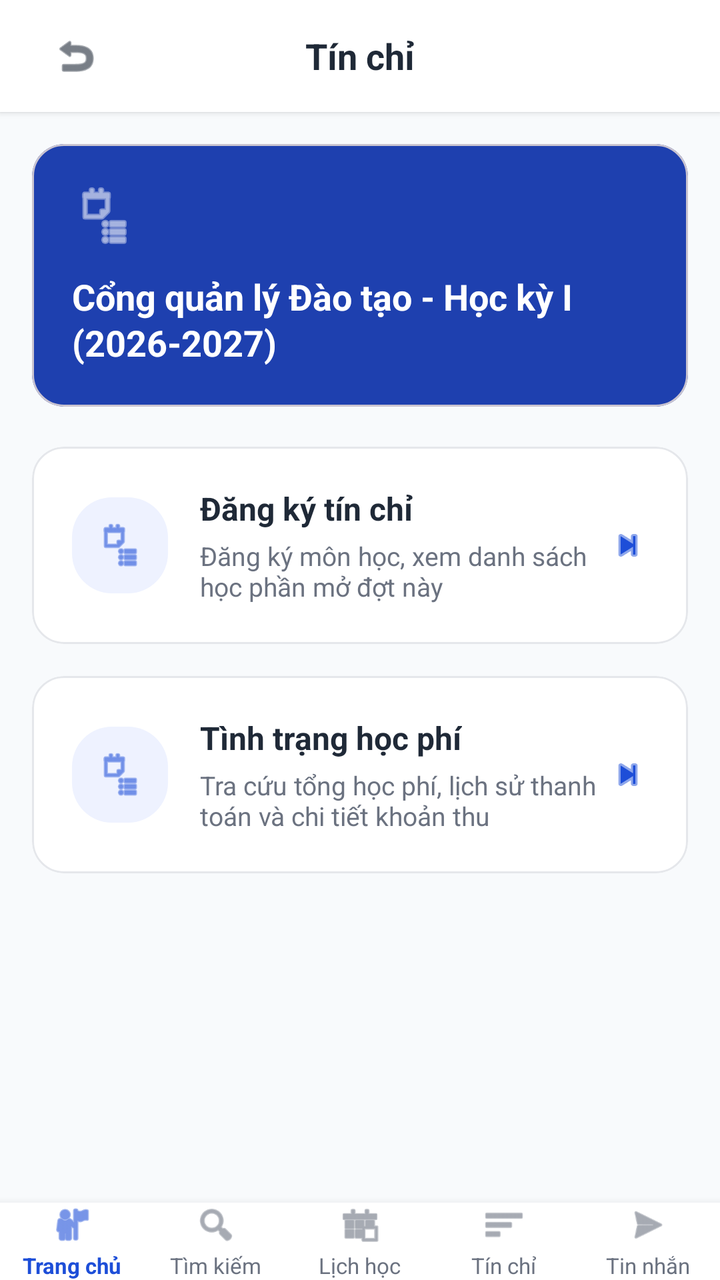
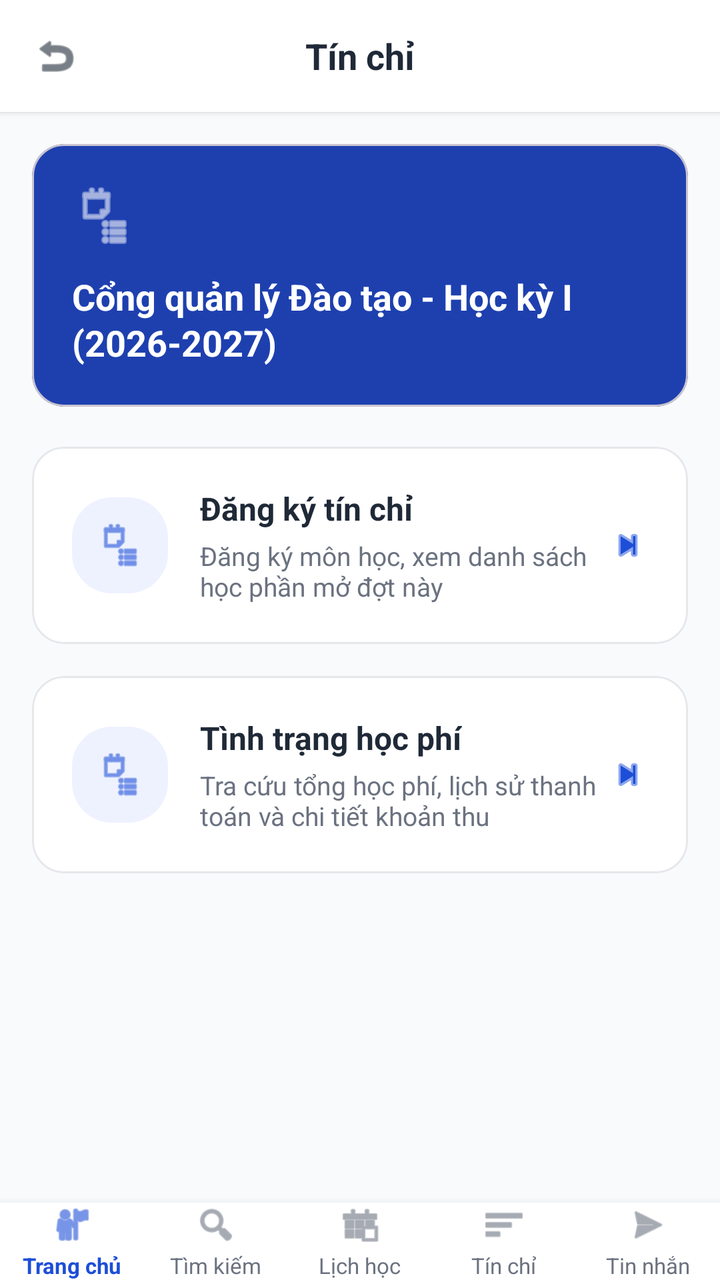

Compare the two renders of this Android layout. The source of the first and the diff that turns it into the second are given below.
<!-- AndroidManifest.xml: application theme Theme.XayDung -->
<!-- res/layout/activity_tin_chi.xml -->
<?xml version="1.0" encoding="utf-8"?>
<RelativeLayout xmlns:android="http://schemas.android.com/apk/res/android"
    xmlns:app="http://schemas.android.com/apk/res-auto"
    android:layout_width="match_parent"
    android:layout_height="match_parent"
    android:background="@color/figma_bg">

    
    <RelativeLayout
        android:id="@+id/headerToolbar"
        android:layout_width="match_parent"
        android:layout_height="56dp"
        android:paddingHorizontal="16dp"
        android:background="@color/white"
        android:elevation="2dp">

        <ImageView
            android:id="@+id/btnBack"
            android:layout_width="44dp"
            android:layout_height="44dp"
            android:layout_centerVertical="true"
            android:padding="10dp"
            android:clickable="true"
            android:focusable="true"
            android:background="?attr/selectableItemBackgroundBorderless"
            android:src="@android:drawable/ic_menu_revert"
            android:contentDescription="Back"
            app:tint="@color/figma_text_primary" />

        <TextView
            android:layout_width="wrap_content"
            android:layout_height="wrap_content"
            android:layout_centerInParent="true"
            android:text="Tín chỉ"
            android:textColor="@color/figma_text_primary"
            android:textSize="18sp"
            android:textStyle="bold" />
    </RelativeLayout>

    <ScrollView
        android:layout_width="match_parent"
        android:layout_height="match_parent"
        android:layout_below="@id/headerToolbar"
        android:layout_above="@id/bottomNavigation"
        android:fillViewport="true">

        <LinearLayout
            android:layout_width="match_parent"
            android:layout_height="wrap_content"
            android:orientation="vertical"
            android:padding="16dp">

            
            <com.google.android.material.card.MaterialCardView
                android:layout_width="match_parent"
                android:layout_height="wrap_content"
                android:layout_marginBottom="20dp"
                app:cardCornerRadius="16dp"
                app:cardElevation="0dp"
                app:cardBackgroundColor="@color/figma_blue_dark">

                <LinearLayout
                    android:layout_width="match_parent"
                    android:layout_height="wrap_content"
                    android:orientation="vertical"
                    android:padding="20dp">

                    <ImageView
                        android:layout_width="32dp"
                        android:layout_height="32dp"
                        android:src="@android:drawable/ic_menu_agenda"
                        android:contentDescription="Icon"
                        app:tint="@color/white" />

                    <TextView
                        android:layout_width="match_parent"
                        android:layout_height="wrap_content"
                        android:layout_marginTop="12dp"
                        android:text="Cổng quản lý Đào tạo - Học kỳ I\n(2026-2027)"
                        android:textColor="@color/white"
                        android:textSize="18sp"
                        android:textStyle="bold"
                        android:lineSpacingExtra="2dp" />
                </LinearLayout>
            </com.google.android.material.card.MaterialCardView>

            
            <com.google.android.material.card.MaterialCardView
                android:id="@+id/cardRegisterCredit"
                android:layout_width="match_parent"
                android:layout_height="wrap_content"
                android:layout_marginBottom="16dp"
                app:cardCornerRadius="16dp"
                app:cardElevation="0dp"
                app:cardBackgroundColor="@color/white"
                app:strokeColor="@color/figma_card_border"
                app:strokeWidth="1dp"
                android:clickable="true"
                android:focusable="true">

                <LinearLayout
                    android:layout_width="match_parent"
                    android:layout_height="wrap_content"
                    android:orientation="horizontal"
                    android:padding="20dp"
                    android:gravity="center_vertical">

                    <FrameLayout
                        android:layout_width="48dp"
                        android:layout_height="48dp"
                        android:background="@drawable/bg_logo_badge">

                        <ImageView
                            android:layout_width="24dp"
                            android:layout_height="24dp"
                            android:layout_gravity="center"
                            android:src="@android:drawable/ic_menu_agenda"
                            android:contentDescription="Icon"
                            app:tint="@color/figma_blue" />
                    </FrameLayout>

                    <LinearLayout
                        android:layout_width="0dp"
                        android:layout_height="wrap_content"
                        android:layout_weight="1"
                        android:layout_marginStart="16dp"
                        android:orientation="vertical">

                        <TextView
                            android:layout_width="wrap_content"
                            android:layout_height="wrap_content"
                            android:text="Đăng ký tín chỉ"
                            android:textColor="@color/figma_text_primary"
                            android:textSize="16sp"
                            android:textStyle="bold" />

                        <TextView
                            android:layout_width="wrap_content"
                            android:layout_height="wrap_content"
                            android:layout_marginTop="4dp"
                            android:text="Đăng ký môn học, xem danh sách học phần mở đợt này"
                            android:textColor="@color/figma_text_secondary"
                            android:textSize="13sp" />
                    </LinearLayout>

                    <ImageView
                        android:layout_width="20dp"
                        android:layout_height="20dp"
                        android:src="@android:drawable/ic_media_next"
                        android:contentDescription="Next"
                        app:tint="@color/figma_blue" />
                </LinearLayout>
            </com.google.android.material.card.MaterialCardView>

            
            <com.google.android.material.card.MaterialCardView
                android:id="@+id/cardTuitionStatus"
                android:layout_width="match_parent"
                android:layout_height="wrap_content"
                android:layout_marginBottom="16dp"
                app:cardCornerRadius="16dp"
                app:cardElevation="0dp"
                app:cardBackgroundColor="@color/white"
                app:strokeColor="@color/figma_card_border"
                app:strokeWidth="1dp"
                android:clickable="true"
                android:focusable="true">

                <LinearLayout
                    android:layout_width="match_parent"
                    android:layout_height="wrap_content"
                    android:orientation="horizontal"
                    android:padding="20dp"
                    android:gravity="center_vertical">

                    <FrameLayout
                        android:layout_width="48dp"
                        android:layout_height="48dp"
                        android:background="@drawable/bg_logo_badge">

                        <ImageView
                            android:layout_width="24dp"
                            android:layout_height="24dp"
                            android:layout_gravity="center"
                            android:src="@android:drawable/ic_menu_agenda"
                            android:contentDescription="Icon"
                            app:tint="@color/figma_blue" />
                    </FrameLayout>

                    <LinearLayout
                        android:layout_width="0dp"
                        android:layout_height="wrap_content"
                        android:layout_weight="1"
                        android:layout_marginStart="16dp"
                        android:orientation="vertical">

                        <TextView
                            android:layout_width="wrap_content"
                            android:layout_height="wrap_content"
                            android:text="Tình trạng học phí"
                            android:textColor="@color/figma_text_primary"
                            android:textSize="16sp"
                            android:textStyle="bold" />

                        <TextView
                            android:layout_width="wrap_content"
                            android:layout_height="wrap_content"
                            android:layout_marginTop="4dp"
                            android:text="Tra cứu tổng học phí, lịch sử thanh toán và chi tiết khoản thu"
                            android:textColor="@color/figma_text_secondary"
                            android:textSize="13sp" />
                    </LinearLayout>

                    <ImageView
                        android:layout_width="20dp"
                        android:layout_height="20dp"
                        android:src="@android:drawable/ic_media_next"
                        android:contentDescription="Next"
                        app:tint="@color/figma_blue" />
                </LinearLayout>
            </com.google.android.material.card.MaterialCardView>

        </LinearLayout>
    </ScrollView>

    <include
        android:id="@+id/bottomNavigation"
        layout="@layout/layout_bottom_nav"
        android:layout_width="match_parent"
        android:layout_height="wrap_content"
        android:layout_alignParentBottom="true" />

</RelativeLayout>
<!-- res/layout/layout_bottom_nav.xml (included above) -->
<?xml version="1.0" encoding="utf-8"?>
<LinearLayout xmlns:android="http://schemas.android.com/apk/res/android"
    xmlns:app="http://schemas.android.com/apk/res-auto"
    android:layout_width="match_parent"
    android:layout_height="64dp"
    android:background="@color/white"
    android:elevation="8dp"
    android:orientation="horizontal"
    android:gravity="center_vertical">

    
    <LinearLayout
        android:id="@+id/navHome"
        android:layout_width="0dp"
        android:layout_height="match_parent"
        android:layout_weight="1"
        android:gravity="center"
        android:orientation="vertical"
        android:clickable="true"
        android:focusable="true">

        <ImageView
            android:id="@+id/iconHome"
            android:layout_width="22dp"
            android:layout_height="22dp"
            android:src="@android:drawable/ic_menu_myplaces"
            android:contentDescription="Trang chủ"
            app:tint="@color/figma_blue" />

        <TextView
            android:id="@+id/textHome"
            android:layout_width="wrap_content"
            android:layout_height="wrap_content"
            android:layout_marginTop="2dp"
            android:text="Trang chủ"
            android:textColor="@color/figma_blue"
            android:textSize="11sp"
            android:textStyle="bold" />
    </LinearLayout>

    
    <LinearLayout
        android:id="@+id/navSearch"
        android:layout_width="0dp"
        android:layout_height="match_parent"
        android:layout_weight="1"
        android:gravity="center"
        android:orientation="vertical"
        android:clickable="true"
        android:focusable="true">

        <ImageView
            android:id="@+id/iconSearch"
            android:layout_width="22dp"
            android:layout_height="22dp"
            android:src="@android:drawable/ic_menu_search"
            android:contentDescription="Tìm kiếm"
            app:tint="@color/figma_text_secondary" />

        <TextView
            android:id="@+id/textSearch"
            android:layout_width="wrap_content"
            android:layout_height="wrap_content"
            android:layout_marginTop="2dp"
            android:text="Tìm kiếm"
            android:textColor="@color/figma_text_secondary"
            android:textSize="11sp" />
    </LinearLayout>

    
    <LinearLayout
        android:id="@+id/navSchedule"
        android:layout_width="0dp"
        android:layout_height="match_parent"
        android:layout_weight="1"
        android:gravity="center"
        android:orientation="vertical"
        android:clickable="true"
        android:focusable="true">

        <ImageView
            android:id="@+id/iconSchedule"
            android:layout_width="22dp"
            android:layout_height="22dp"
            android:src="@android:drawable/ic_menu_today"
            android:contentDescription="Lịch học"
            app:tint="@color/figma_text_secondary" />

        <TextView
            android:id="@+id/textSchedule"
            android:layout_width="wrap_content"
            android:layout_height="wrap_content"
            android:layout_marginTop="2dp"
            android:text="Lịch học"
            android:textColor="@color/figma_text_secondary"
            android:textSize="11sp" />
    </LinearLayout>

    
    <LinearLayout
        android:id="@+id/navCredit"
        android:layout_width="0dp"
        android:layout_height="match_parent"
        android:layout_weight="1"
        android:gravity="center"
        android:orientation="vertical"
        android:clickable="true"
        android:focusable="true">

        <ImageView
            android:id="@+id/iconCredit"
            android:layout_width="22dp"
            android:layout_height="22dp"
            android:src="@android:drawable/ic_menu_sort_by_size"
            android:contentDescription="Tín chỉ"
            app:tint="@color/figma_text_secondary" />

        <TextView
            android:id="@+id/textCredit"
            android:layout_width="wrap_content"
            android:layout_height="wrap_content"
            android:layout_marginTop="2dp"
            android:text="Tín chỉ"
            android:textColor="@color/figma_text_secondary"
            android:textSize="11sp" />
    </LinearLayout>

    
    <LinearLayout
        android:id="@+id/navMessage"
        android:layout_width="0dp"
        android:layout_height="match_parent"
        android:layout_weight="1"
        android:gravity="center"
        android:orientation="vertical"
        android:clickable="true"
        android:focusable="true">

        <ImageView
            android:id="@+id/iconMessage"
            android:layout_width="22dp"
            android:layout_height="22dp"
            android:src="@android:drawable/ic_menu_send"
            android:contentDescription="Tin nhắn"
            app:tint="@color/figma_text_secondary" />

        <TextView
            android:id="@+id/textMessage"
            android:layout_width="wrap_content"
            android:layout_height="wrap_content"
            android:layout_marginTop="2dp"
            android:text="Tin nhắn"
            android:textColor="@color/figma_text_secondary"
            android:textSize="11sp" />
    </LinearLayout>

</LinearLayout>
<!-- resources referenced by this layout -->
<resources>
  <color name="figma_bg">#F8FAFC</color>
  <color name="figma_blue">#1D4ED8</color>
  <color name="figma_blue_dark">#1E40AF</color>
  <color name="figma_card_border">#E5E7EB</color>
  <color name="figma_text_primary">#1F2937</color>
  <color name="figma_text_secondary">#6B7280</color>
  <color name="white">#FFFFFFFF</color>
  <!-- drawable bg_logo_badge (drawable) -->
  <?xml version="1.0" encoding="utf-8"?>
  <shape xmlns:android="http://schemas.android.com/apk/res/android"
      android:shape="rectangle">
      <solid android:color="@color/figma_blue_light" />
      <corners android:radius="20dp" />
  </shape>
  <style name="Theme.XayDung" parent="Base.Theme.XayDung" />
  <color name="figma_blue_light">#EEF2FF</color>
  <style name="Base.Theme.XayDung" parent="Theme.Material3.DayNight.NoActionBar">
          <item name="colorPrimary">@color/figma_blue</item>
          <item name="colorPrimaryDark">@color/figma_blue_dark</item>
          <item name="colorSecondary">@color/figma_blue</item>
          <item name="android:windowBackground">@color/figma_bg</item>
      </style>
</resources>

<!-- the commit's change to res/layout/activity_tin_chi.xml (unified diff, before → after) -->
@@ -10,27 +10,35 @@
         android:id="@+id/headerToolbar"
         android:layout_width="match_parent"
         android:layout_height="56dp"
-        android:paddingHorizontal="16dp"
         android:background="@color/white"
         android:elevation="2dp">
 
-        <ImageView
-            android:id="@+id/btnBack"
-            android:layout_width="44dp"
-            android:layout_height="44dp"
+        <FrameLayout
+            android:id="@+id/btnBackContainer"
+            android:layout_width="56dp"
+            android:layout_height="56dp"
+            android:layout_alignParentStart="true"
             android:layout_centerVertical="true"
-            android:padding="10dp"
             android:clickable="true"
             android:focusable="true"
-            android:background="?attr/selectableItemBackgroundBorderless"
-            android:src="@android:drawable/ic_menu_revert"
-            android:contentDescription="Back"
-            app:tint="@color/figma_text_primary" />
+            android:elevation="10dp"
+            android:background="?attr/selectableItemBackgroundBorderless">
+
+            <ImageView
+                android:id="@+id/btnBack"
+                android:layout_width="24dp"
+                android:layout_height="24dp"
+                android:layout_gravity="center"
+                android:src="@android:drawable/ic_menu_revert"
+                android:contentDescription="Back"
+                app:tint="@color/figma_text_primary" />
+        </FrameLayout>
 
         <TextView
             android:layout_width="wrap_content"
             android:layout_height="wrap_content"
             android:layout_centerInParent="true"
+            android:clickable="false"
             android:text="Tín chỉ"
             android:textColor="@color/figma_text_primary"
             android:textSize="18sp"
